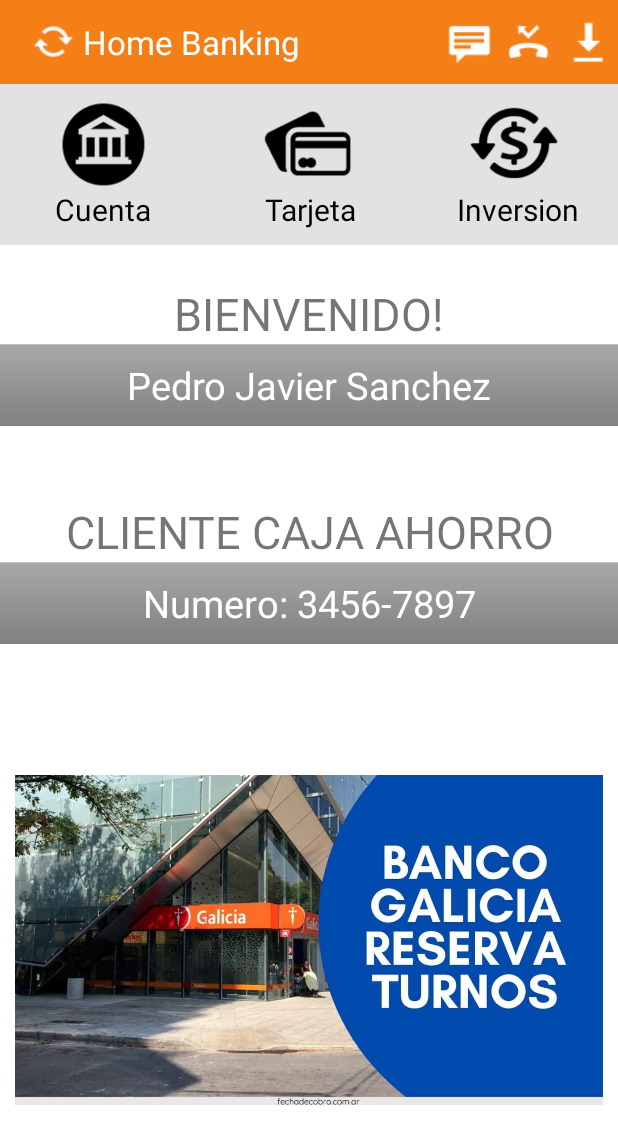
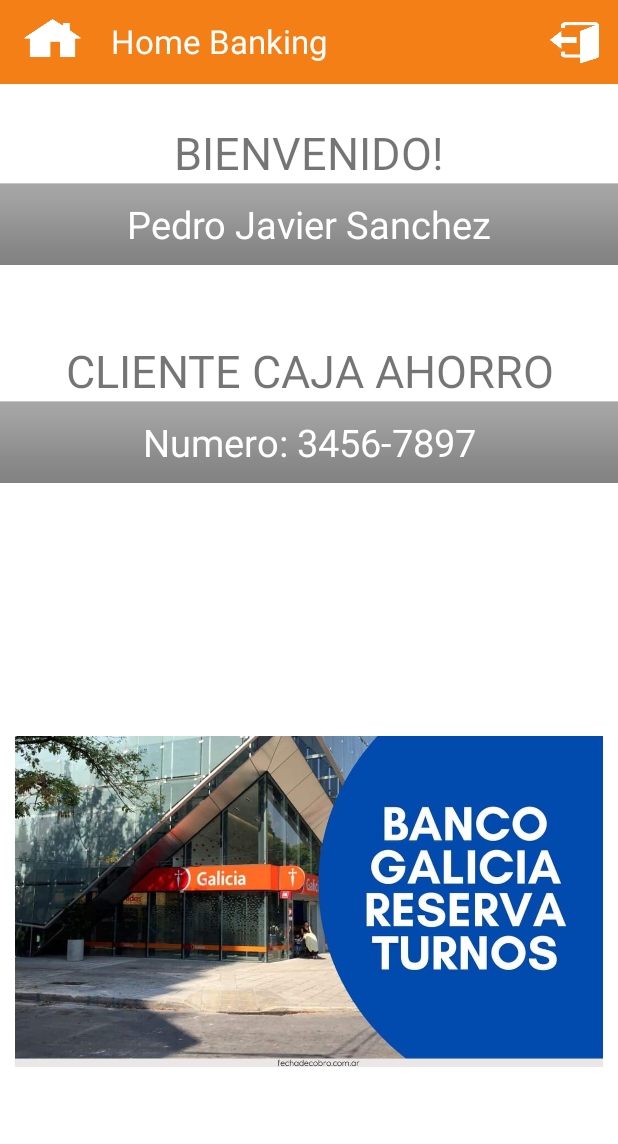
Before and after one commit to MarGualtieri/HomeBankingAndroid, an Android app: the screen it shows after launch (MainActivity before the commit, StartActivity after it), after a tap on "LOGIN", on a phone screen of 412 x 824 dp. Shown: the top 1144 px of the screen. Run offline under Robolectric (Android 15) with nearby library versions, the phone set to English and light mode, and no system bars.

Commit message:
toolbar dialogs

```diff
--- a/app/build.gradle
+++ b/app/build.gradle
@@ -33,7 +33,12 @@ dependencies {
     implementation 'androidx.appcompat:appcompat:1.3.1'
     implementation 'com.google.android.material:material:1.4.0'
     implementation 'androidx.constraintlayout:constraintlayout:2.1.0'
+    implementation 'androidx.appcompat:appcompat:1.2.0'
+
+    implementation 'com.google.android.material:material:1.2.1'
     implementation 'androidx.legacy:legacy-support-v4:1.0.0'
+    implementation 'androidx.navigation:navigation-fragment:2.3.5'
+    implementation 'androidx.navigation:navigation-ui:2.3.5'
     testImplementation 'junit:junit:4.+'
     androidTestImplementation 'androidx.test.ext:junit:1.1.3'
     androidTestImplementation 'androidx.test.espresso:espresso-core:3.4.0'
--- a/app/src/main/AndroidManifest.xml
+++ b/app/src/main/AndroidManifest.xml
@@ -11,6 +11,9 @@
         android:roundIcon="@mipmap/ic_launcher_round"
         android:supportsRtl="true"
         android:theme="@style/Theme.Banco">
+        <activity
+            android:name=".StartActivity"
+            android:exported="true" />
         <activity
             android:name=".Login"
             android:exported="true" />
--- /dev/null
+++ b/app/src/main/java/ar/test/banco/FragmentContainer.java
@@ -0,0 +1,89 @@
+package ar.test.banco;
+
+import android.os.Bundle;
+
+import androidx.fragment.app.Fragment;
+import androidx.navigation.Navigation;
+
+import android.view.LayoutInflater;
+import android.view.View;
+import android.view.ViewGroup;
+import android.widget.ImageButton;
+import android.widget.Toast;
+
+/**
+ * A simple {@link Fragment} subclass.
+ * Use the {@link FragmentContainer#newInstance} factory method to
+ * create an instance of this fragment.
+ */
+public class FragmentContainer extends Fragment {
+
+    ImageButton cuentaBoton;
+
+
+    // TODO: Rename parameter arguments, choose names that match
+    // the fragment initialization parameters, e.g. ARG_ITEM_NUMBER
+    private static final String ARG_PARAM1 = "username";
+    private static final String ARG_PARAM2 = "username";
+
+    // TODO: Rename and change types of parameters
+    private String mParam1;
+    private String mParam2;
+
+    public FragmentContainer() {
+        // Required empty public constructor
+    }
+
+    /**
+     * Use this factory method to create a new instance of
+     * this fragment using the provided parameters.
+     *
+     * @param param1 Parameter 1.
+     * @param param2 Parameter 2.
+     * @return A new instance of fragment FragmentContainer.
+     */
+    // TODO: Rename and change types and number of parameters
+    public static FragmentContainer newInstance(String param1, String param2) {
+        FragmentContainer fragment = new FragmentContainer();
+        Bundle args = new Bundle();
+        args.putString(ARG_PARAM1, param1);
+        args.putString(ARG_PARAM2, param2);
+        fragment.setArguments(args);
+        return fragment;
+    }
+
+    @Override
+    public void onCreate(Bundle savedInstanceState) {
+        super.onCreate(savedInstanceState);
+        if (getArguments() != null) {
+            mParam1 = getArguments().getString(ARG_PARAM1);
+            mParam2 = getArguments().getString(ARG_PARAM2);
+        }
+
+    }
+
+    @Override
+    public View onCreateView(LayoutInflater inflater, ViewGroup container,
+                             Bundle savedInstanceState) {
+
+      //  Bundle bundle = this.getArguments();
+       // String username = bundle.getString("username");
+
+        Toast.makeText(getContext(), "Nombre en fragment es:" +mParam1 + mParam2 , Toast.LENGTH_SHORT).show();
+        View view = inflater.inflate(R.layout.fragment_container, container, false);
+
+
+
+   /*
+    cuentaBoton = (ImageButton) view.findViewById(R.id.cuentaBoton3);
+
+        cuentaBoton.setOnClickListener(new View.OnClickListener() {
+        @Override
+        public void onClick(View v) {
+            Navigation.findNavController(v).navigate(R.id.action_fragmentContainer_to_cuenta2);
+        }
+    });
+*/
+        return view;
+    }
+}
--- a/app/src/main/java/ar/test/banco/Login.java
+++ b/app/src/main/java/ar/test/banco/Login.java
@@ -1,14 +1,14 @@
 package ar.test.banco;
 
 import androidx.appcompat.app.AppCompatActivity;
+import androidx.fragment.app.Fragment;
 
 import android.content.Intent;
 import android.os.Bundle;
-import android.view.View;
+
 import android.widget.Button;
 import android.widget.EditText;
 
-import com.google.android.material.snackbar.Snackbar;
 
 public class Login extends AppCompatActivity {
 
@@ -24,23 +24,21 @@ Button LogEnter;
         setContentView(R.layout.activity_login);
 
 
-        login = (EditText)findViewById(R.id.username);
-        password = (EditText)findViewById(R.id.password);
-        LogEnter = (Button)findViewById(R.id.logEnter);
+        login = findViewById(R.id.username);
+        password = findViewById(R.id.password);
+        LogEnter = findViewById(R.id.logEnter);
 
-        LogEnter.setOnClickListener(new View.OnClickListener()
-        {
-            @Override
-            public void onClick(View v)
-            {
+        LogEnter.setOnClickListener(v -> {
 
-                Bundle bundle = new Bundle();
-                bundle.putString("username", login.getText().toString());
+            Fragment fragment = new Fragment();
+            Bundle bundle = new Bundle();
+            bundle.putString("username",login.getText().toString());
+            fragment.setArguments(bundle);
 
-                Intent next = new Intent(Login.this, MainActivity.class);
-                next.putExtras(bundle);
-                startActivity(next);
-            }
+
+            Intent next = new Intent(Login.this, StartActivity.class);
+             next.putExtras(bundle);
+            startActivity(next);
         });
 
     }
--- /dev/null
+++ b/app/src/main/java/ar/test/banco/StartActivity.java
@@ -0,0 +1,104 @@
+package ar.test.banco;
+
+import androidx.appcompat.app.AlertDialog;
+import androidx.appcompat.app.AppCompatActivity;
+import androidx.appcompat.widget.Toolbar;
+import androidx.fragment.app.Fragment;
+import androidx.fragment.app.FragmentManager;
+import androidx.navigation.NavController;
+import androidx.navigation.Navigation;
+import androidx.navigation.fragment.NavHostFragment;
+
+import android.content.DialogInterface;
+import android.content.Intent;
+import android.os.Bundle;
+import android.view.View;
+import android.widget.ImageButton;
+import android.widget.ImageView;
+import android.widget.TextView;
+import android.widget.Toast;
+
+public class StartActivity extends AppCompatActivity {
+
+    ImageButton home;
+    ImageButton close;
+
+
+    @Override
+    protected void onCreate(Bundle savedInstanceState) {
+        super.onCreate(savedInstanceState);
+        setContentView(R.layout.activity_start);
+
+        // conectar boton home
+        home =  findViewById(R.id.home);
+        close = findViewById(R.id.close);
+
+        // assigning ID of the toolbar to a variable
+       Toolbar toolbar = findViewById(R.id.toolbar);
+
+        // using toolbar as ActionBar
+       setSupportActionBar(toolbar);
+
+       // recuperar el dato desde login
+        String username = getIntent().getStringExtra("username");
+        Toast.makeText(getApplicationContext(), "Nombreen start es: " + username , Toast.LENGTH_SHORT).show();
+
+
+        Fragment fragment = new Fragment();
+        Bundle bundle = new Bundle();
+        bundle.putString("username",username);
+        fragment.setArguments(bundle);
+
+        // poner a la escucha al boton home
+        home.setOnClickListener(new View.OnClickListener() {
+
+            @Override
+            public void onClick(View v) {
+
+
+               FragmentContainer init = new FragmentContainer();
+               getSupportFragmentManager().beginTransaction().replace(R.id.fragmentContainerView,init,username).commit();
+
+
+               // Navigation.findNavController(v).navigate(R.id.action_fragmentContainer_to_cuenta2);
+
+
+            }
+            });
+        close.setOnClickListener(new View.OnClickListener() {
+
+            @Override
+            public void onClick(View v) {
+
+                AlertDialog alertDialog = new AlertDialog.Builder(StartActivity.this).create();
+                alertDialog.setTitle(username);
+                alertDialog.setMessage("Desea cerrar la sesion?");
+
+                alertDialog.setButton(AlertDialog.BUTTON_NEGATIVE, "CANCEL",
+                        new DialogInterface.OnClickListener() {
+                            public void onClick(DialogInterface dialog, int which) {
+                                dialog.dismiss();
+                            }
+                        });
+
+                alertDialog.setButton(AlertDialog.BUTTON_NEUTRAL, "OK",
+                        new DialogInterface.OnClickListener() {
+                            public void onClick(DialogInterface dialog, int which) {
+
+                                Intent i= new Intent(StartActivity.this,Login.class);
+                                startActivity(i);
+                                finish();
+                            }
+                        });
+
+                alertDialog.show();
+
+
+                // Navigation.findNavController(v).navigate(R.id.action_fragmentContainer_to_cuenta2);
+
+
+            }
+        });
+
+    }
+}
--- /dev/null
+++ b/app/src/main/res/layout/activity_start.xml
@@ -0,0 +1,29 @@
+<?xml version="1.0" encoding="utf-8"?>
+<androidx.constraintlayout.widget.ConstraintLayout xmlns:android="http://schemas.android.com/apk/res/android"
+    xmlns:app="http://schemas.android.com/apk/res-auto"
+    xmlns:tools="http://schemas.android.com/tools"
+    android:layout_width="match_parent"
+    android:layout_height="match_parent"
+    tools:context=".StartActivity">
+
+
+
+    <include layout="@layout/toolbar"
+        android:id="@id/toolbar"></include>
+
+
+
+
+    <androidx.fragment.app.FragmentContainerView
+        android:id="@+id/fragmentContainerView"
+        android:name="androidx.navigation.fragment.NavHostFragment"
+        android:layout_width="match_parent"
+        android:layout_height="wrap_content"
+        app:defaultNavHost="true"
+        app:layout_constraintEnd_toEndOf="parent"
+        app:layout_constraintStart_toStartOf="parent"
+        app:layout_constraintTop_toBottomOf="@id/toolbar"
+        app:navGraph="@navigation/navigation" />
+
+
+</androidx.constraintlayout.widget.ConstraintLayout>
--- /dev/null
+++ b/app/src/main/res/layout/fragment_container.xml
@@ -0,0 +1,64 @@
+<?xml version="1.0" encoding="utf-8"?>
+<FrameLayout xmlns:android="http://schemas.android.com/apk/res/android"
+    xmlns:tools="http://schemas.android.com/tools"
+    android:layout_width="match_parent"
+    android:layout_height="match_parent"
+    tools:context=".FragmentContainer">
+
+    <!-- TODO: Update blank fragment layout -->
+
+    <LinearLayout
+        android:layout_width="match_parent"
+        android:layout_height="match_parent"
+        android:layout_gravity="center_horizontal"
+        android:weightSum="100"
+        android:orientation="vertical">
+
+        <TextView
+            android:paddingTop="25dp"
+            android:layout_width="match_parent"
+            android:layout_height="wrap_content"
+            android:textSize="30sp"
+            android:gravity="center"
+
+            android:text="BIENVENIDO!" />
+
+        <TextView
+            android:layout_width="match_parent"
+            android:layout_height="wrap_content"
+            android:background="@android:drawable/bottom_bar"
+            android:gravity="center"
+            android:textColor="@color/white"
+            android:text="Pedro Javier Sanchez"
+            android:textSize="25sp" />
+
+        <TextView
+            android:paddingTop="50dp"
+            android:layout_width="match_parent"
+            android:layout_height="wrap_content"
+            android:textSize="30sp"
+            android:gravity="center"
+            android:text="CLIENTE CAJA AHORRO" />
+
+        <TextView
+            android:layout_width="match_parent"
+            android:layout_height="wrap_content"
+            android:background="@android:drawable/bottom_bar"
+            android:textColor="@color/white"
+            android:gravity="center"
+            android:text="Numero: 3456-7897"
+            android:textSize="25sp" />
+
+        <ImageView
+            android:layout_width="match_parent"
+            android:layout_height="wrap_content"
+            android:src="@drawable/turnos"
+            android:paddingRight="10dp"
+            android:paddingLeft="10dp">
+
+        </ImageView>
+
+    </LinearLayout>
+
+
+</FrameLayout>
--- a/app/src/main/res/layout/menu.xml
+++ b/app/src/main/res/layout/menu.xml
@@ -20,7 +20,7 @@
 
         <ImageButton
             android:foreground="?android:attr/selectableItemBackground"
-            android:id="@+id/cuenta"
+            android:id="@+id/cuentaBoton3"
             style="@style/botones"
             android:src="@drawable/icono_cuenta"
             android:layout_weight="33.3"
--- a/app/src/main/res/layout/toolbar.xml
+++ b/app/src/main/res/layout/toolbar.xml
@@ -3,54 +3,44 @@
 
 <androidx.appcompat.widget.Toolbar xmlns:android="http://schemas.android.com/apk/res/android"
     xmlns:app="http://schemas.android.com/apk/res-auto"
+    android:id="@+id/tool"
     android:layout_width="match_parent"
     android:layout_height="wrap_content"
-    android:background="@color/purple_500"
-    >
+    android:background="@color/purple_500">
+
     <LinearLayout
-        android:orientation="horizontal"
         android:layout_width="match_parent"
         android:layout_height="wrap_content"
-        android:weightSum="100"
-        android:gravity="right">
+        android:orientation="horizontal"
+        android:weightSum="10">
 
-        <ImageView
-            android:id="@+id/back"
-            android:layout_width="wrap_content"
-            android:layout_height="match_parent"
-            android:layout_weight="10"
-            app:srcCompat="@android:drawable/stat_notify_sync" />
+        <ImageButton
+            android:id="@+id/home"
+            android:layout_width="20dp"
+            android:layout_height="25dp"
+            android:layout_marginRight="20dp"
+            android:layout_weight="1"
+            android:background="@drawable/home" />
 
         <TextView
-            android:id="@+id/textView5"
+            android:id="@+id/title"
             android:layout_width="wrap_content"
             android:layout_height="wrap_content"
-            android:layout_weight="60"
+            android:layout_weight="8"
             android:gravity="left"
+            android:text="Home Banking"
             android:textColor="@color/white"
-            android:textSize="22sp"
-            android:text="Home Banking" />
+            android:textSize="22sp" />
 
-        <ImageView
-            android:id="@+id/imageView"
-            android:layout_width="wrap_content"
-            android:layout_height="match_parent"
-            android:layout_weight="10"
-            app:srcCompat="@android:drawable/stat_notify_chat" />
+        <ImageButton
+            android:id="@+id/close"
+            android:layout_width="20dp"
+            android:layout_height="30dp"
+            android:layout_weight="1"
+            android:layout_marginRight="10dp"
+            android:background="@drawable/close" />
 
-        <ImageView
-            android:id="@+id/imageView5"
-            android:layout_width="wrap_content"
-            android:layout_height="match_parent"
-            android:layout_weight="10"
-            app:srcCompat="@android:drawable/stat_notify_missed_call" />
 
-        <ImageView
-            android:id="@+id/imageView2"
-            android:layout_width="wrap_content"
-            android:layout_height="match_parent"
-            android:layout_weight="10"
-            app:srcCompat="@android:drawable/stat_sys_download" />
     </LinearLayout>
 
 </androidx.appcompat.widget.Toolbar>
--- /dev/null
+++ b/app/src/main/res/navigation/navigation.xml
@@ -0,0 +1,38 @@
+<?xml version="1.0" encoding="utf-8"?>
+<navigation xmlns:android="http://schemas.android.com/apk/res/android"
+    xmlns:app="http://schemas.android.com/apk/res-auto"
+    xmlns:tools="http://schemas.android.com/tools"
+    android:id="@+id/navigation"
+    app:startDestination="@id/fragmentContainer">
+
+    <fragment
+        android:id="@+id/fragmentContainer"
+        android:name="ar.test.banco.FragmentContainer"
+        android:label="fragment_container"
+        tools:layout="@layout/fragment_container" >
+        <action
+            android:id="@+id/action_fragmentContainer_to_cuenta2"
+            app:destination="@id/cuenta2" />
+        <action
+            android:id="@+id/action_fragmentContainer_to_tarjeta2"
+            app:destination="@id/tarjeta2" />
+        <action
+            android:id="@+id/action_fragmentContainer_to_inversion2"
+            app:destination="@id/inversion2" />
+    </fragment>
+    <fragment
+        android:id="@+id/cuenta2"
+        android:name="ar.test.banco.Cuenta"
+        android:label="cuenta"
+        tools:layout="@layout/cuenta" />
+    <fragment
+        android:id="@+id/inversion2"
+        android:name="ar.test.banco.Inversion"
+        android:label="inversion"
+        tools:layout="@layout/inversion" />
+    <fragment
+        android:id="@+id/tarjeta2"
+        android:name="ar.test.banco.Tarjeta"
+        android:label="tarjeta"
+        tools:layout="@layout/tarjeta" />
+</navigation>
```
Also changed, not shown: app/src/main/java/ar/test/banco/MainActivity.java (+0 -1 lines), app/src/main/java/ar/test/banco/Menu.java (+31 -5 lines), app/src/main/res/layout/cuenta.xml (+86 -0 lines), app/src/main/res/drawable/close.png (added), app/src/main/res/drawable/home.png (added).
